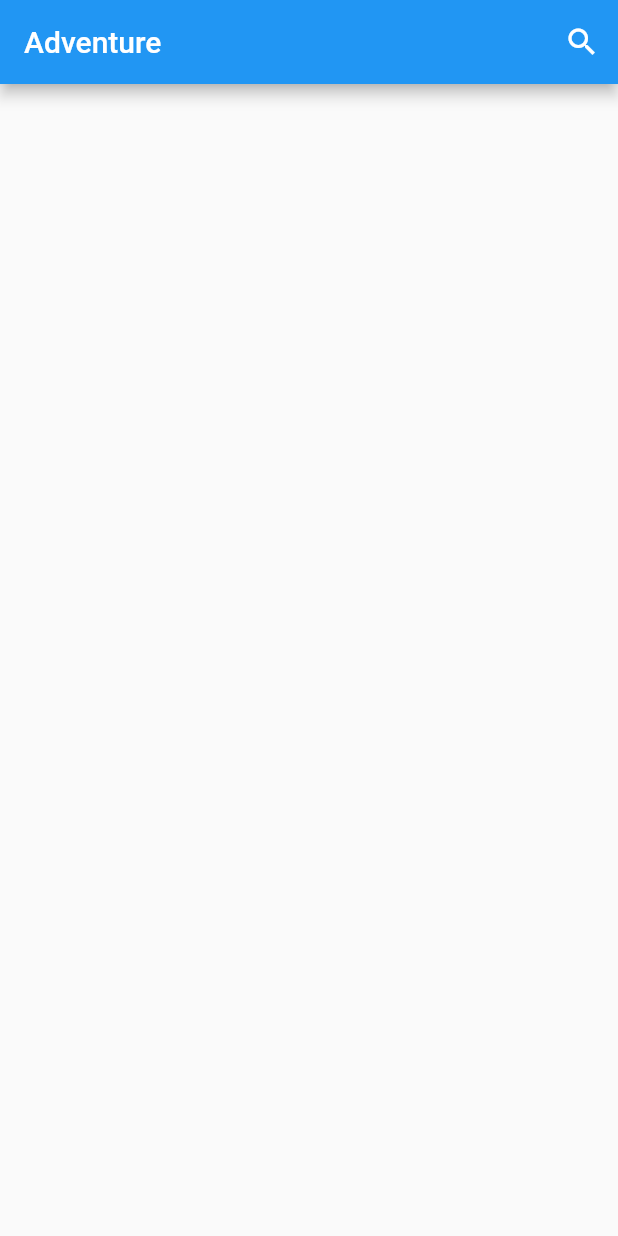
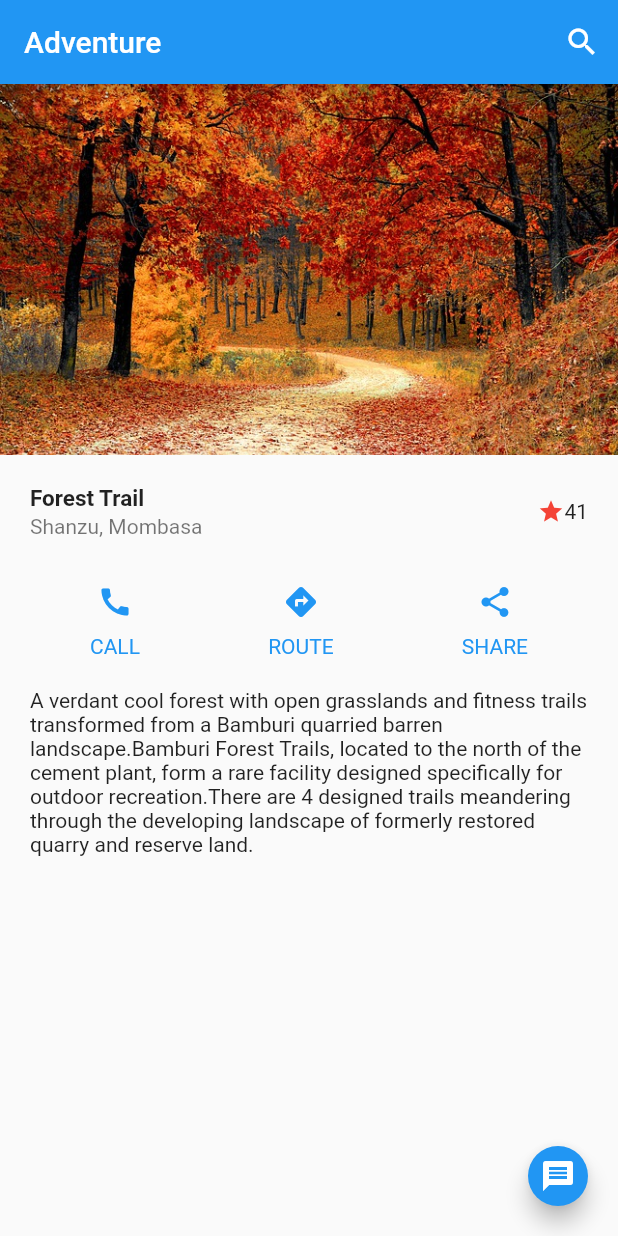
Before and after one commit to MurimiCaroline/flutterista_one, a Flutter app: the screen it shows after launch, on a phone screen of 412 x 824 dp. Run offline on Flutter 3.47's test engine with Material 2 defaults, Android fonts, the phone set to English and light mode, and no system bars.

Commit message:
completed the task given by Flutterista community

```diff
--- /dev/null
+++ b/flutterista_one/lib/home_page.dart
@@ -0,0 +1,151 @@
+import 'package:flutter/material.dart';
+
+class HomePage extends StatelessWidget {
+  const HomePage({super.key});
+
+  @override
+  Widget build(BuildContext context) {
+    return Scaffold(
+      appBar: AppBar(
+        title: const Text(
+          "Adventure",
+          style: TextStyle(
+            color: Colors.white,
+          ),
+        ),
+        actions: [
+          IconButton(
+            onPressed: () {},
+            icon: const Icon(
+              Icons.search,
+              color: Colors.white,
+            ),
+          ),
+        ],
+      ),
+      body: Container(
+        child: ListView(children: [
+          Container(
+            width: MediaQuery.of(context).size.width,
+            height: MediaQuery.of(context).size.height * 0.3,
+            decoration: const BoxDecoration(
+              image: DecorationImage(
+                image: AssetImage("images/forestbg.jpg"),
+                fit: BoxFit.cover,
+              ),
+            ),
+          ),
+          const SizedBox(height: 20),
+          const Padding(
+            padding: EdgeInsets.symmetric(horizontal: 20),
+            child: Row(
+              children: [
+                Expanded(
+                  child: Column(
+                    crossAxisAlignment: CrossAxisAlignment.start,
+                    children: [
+                      Text(
+                        "Forest Trail",
+                        style: TextStyle(
+                          fontWeight: FontWeight.bold,
+                          fontSize: 15,
+                        ),
+                      ),
+                      SizedBox(
+                        height: 2,
+                      ),
+                      Text(
+                        "Shanzu, Mombasa",
+                        style: TextStyle(
+                          color: Colors.black54,
+                        ),
+                      ),
+                    ],
+                  ),
+                ),
+                Icon(
+                  Icons.star,
+                  color: Colors.red,
+                  size: 18,
+                ),
+                Text("41"),
+              ],
+            ),
+          ),
+          SizedBox(height: 30),
+          const Padding(
+            padding: EdgeInsets.symmetric(horizontal: 60),
+            child: Row(
+              mainAxisAlignment: MainAxisAlignment.spaceBetween,
+              children: [
+                Column(
+                  children: [
+                    Icon(
+                      Icons.call,
+                      color: Colors.blue,
+                    ),
+                    SizedBox(
+                      height: 10,
+                    ),
+                    Text(
+                      "CALL",
+                      style: TextStyle(color: Colors.blue),
+                    ),
+                  ],
+                ),
+                Column(
+                  children: [
+                    Icon(
+                      Icons.directions,
+                      color: Colors.blue,
+                    ),
+                    SizedBox(
+                      height: 10,
+                    ),
+                    Text(
+                      "ROUTE",
+                      style: TextStyle(color: Colors.blue),
+                    ),
+                  ],
+                ),
+                Column(
+                  children: [
+                    Icon(
+                      Icons.share,
+                      color: Colors.blue,
+                    ),
+                    SizedBox(
+                      height: 10,
+                    ),
+                    Text(
+                      "SHARE",
+                      style: TextStyle(color: Colors.blue),
+                    ),
+                  ],
+                ),
+              ],
+            ),
+          ),
+          SizedBox(
+            height: 20,
+          ),
+          Padding(
+            padding: EdgeInsets.symmetric(
+              horizontal: 20,
+            ),
+            child: Text(
+                "A verdant cool forest with open grasslands and fitness trails transformed from a Bamburi quarried barren landscape.Bamburi Forest Trails, located to the north of the cement plant, form a rare facility designed specifically for outdoor recreation.There are 4 designed trails meandering through the developing landscape of formerly restored quarry and reserve land."),
+          ),
+        ]),
+      ),
+      floatingActionButton: FloatingActionButton(
+        onPressed: () {},
+        mini: true,
+        child: Icon(
+          Icons.message,
+          color: Colors.white,
+        ),
+      ),
+    );
+  }
+}
--- a/flutterista_one/lib/main.dart
+++ b/flutterista_one/lib/main.dart
@@ -1,4 +1,5 @@
 import 'package:flutter/material.dart';
+import 'package:flutterista_one/home_page.dart';
 
 void main() {
   runApp(const MyApp());
@@ -10,20 +11,10 @@ class MyApp extends StatelessWidget {
 
   @override
   Widget build(BuildContext context) {
-    return MaterialApp(
+    return const MaterialApp(
       debugShowCheckedModeBanner: false,
-      home: Scaffold(
-        appBar: AppBar(
-          title: const Text("Adventure"),
-          actions: [
-            IconButton(onPressed: () {}, icon: const Icon(
-              Icons.search,
-              color: Colors.white,
-            ),
-            ),
-          ],
-                 ),
-                      ),
+        home: HomePage(),
+
     );
   }
 }
--- a/flutterista_one/pubspec.yaml
+++ b/flutterista_one/pubspec.yaml
@@ -59,8 +59,8 @@ flutter:
   uses-material-design: true
 
   # To add assets to your application, add an assets section, like this:
-  # assets:
-  #   - images/a_dot_burr.jpeg
+  assets:
+  - images/
   #   - images/a_dot_ham.jpeg
 
   # An image asset can refer to one or more resolution-specific "variants", see
```
Also changed, not shown: flutterista_one/images/forestbg.jpg (added).
